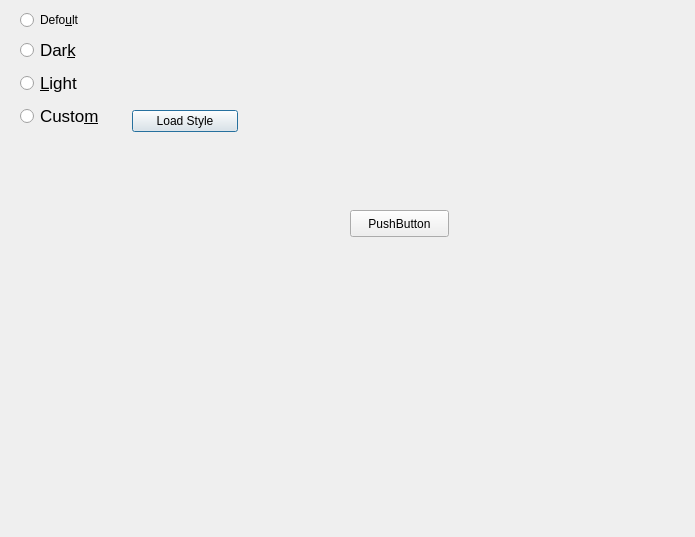
Old version of the form Translate/settingsform.ui in the repository gagikpog/TestAndTranslate.
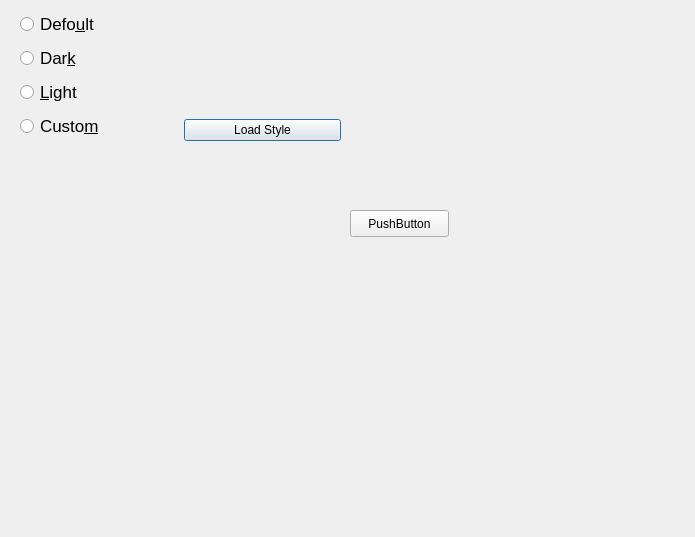
New version of the form.

Patch:
```diff
--- a/Translate/settingsform.ui
+++ b/Translate/settingsform.ui
@@ -21,8 +21,8 @@
     <rect>
      <x>20</x>
      <y>10</y>
-     <width>218</width>
-     <height>122</height>
+     <width>321</width>
+     <height>131</height>
     </rect>
    </property>
    <layout class="QHBoxLayout" name="horizontalLayout">
@@ -33,6 +33,17 @@
       </property>
       <item>
        <widget class="QRadioButton" name="rBtmDefoult">
+        <property name="minimumSize">
+         <size>
+          <width>100</width>
+          <height>0</height>
+         </size>
+        </property>
+        <property name="font">
+         <font>
+          <pointsize>13</pointsize>
+         </font>
+        </property>
         <property name="text">
          <string>Defo&amp;ult</string>
         </property>
@@ -40,6 +51,12 @@
       </item>
       <item>
        <widget class="QRadioButton" name="rBtmDark">
+        <property name="minimumSize">
+         <size>
+          <width>100</width>
+          <height>0</height>
+         </size>
+        </property>
         <property name="font">
          <font>
           <pointsize>13</pointsize>
@@ -52,6 +69,12 @@
       </item>
       <item>
        <widget class="QRadioButton" name="rBtmLight">
+        <property name="minimumSize">
+         <size>
+          <width>100</width>
+          <height>0</height>
+         </size>
+        </property>
         <property name="font">
          <font>
           <pointsize>13</pointsize>
@@ -64,6 +87,12 @@
       </item>
       <item>
        <widget class="QRadioButton" name="rBtmCustom">
+        <property name="minimumSize">
+         <size>
+          <width>100</width>
+          <height>0</height>
+         </size>
+        </property>
         <property name="font">
          <font>
           <pointsize>13</pointsize>
```
